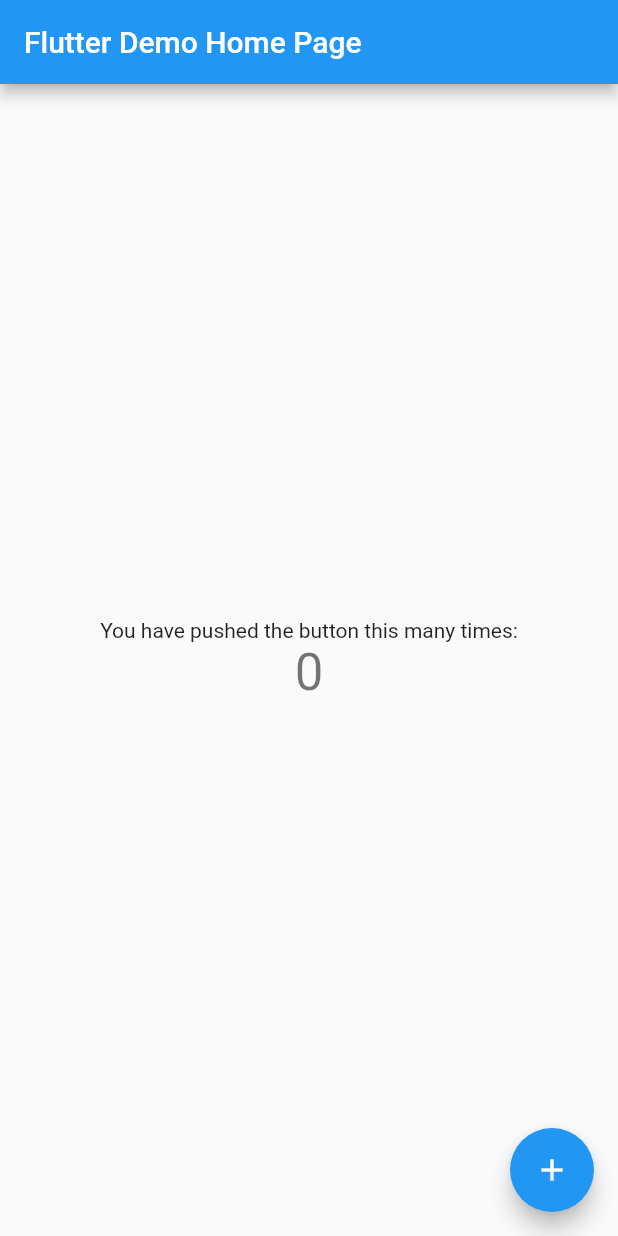
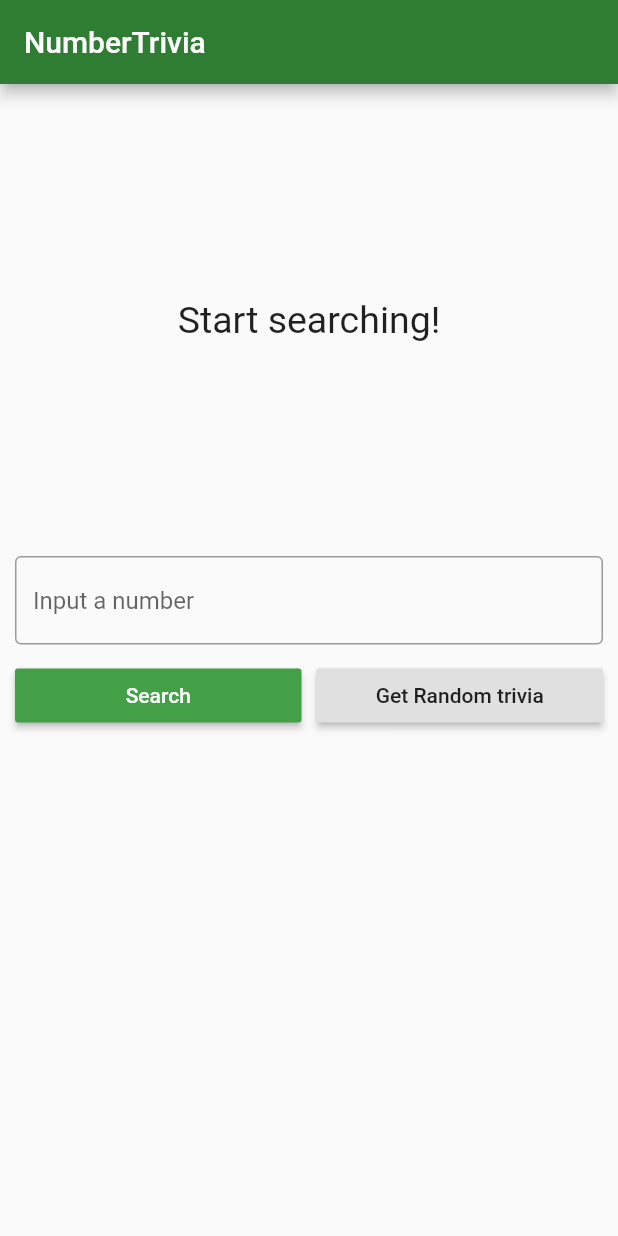
Before and after one commit to michel-rodrigues/number_trivia_tutorial, a Flutter app: the screen it shows after launch, on a phone screen of 412 x 824 dp. Run offline on Flutter 3.47's test engine with Material 2 defaults, Android fonts, the phone set to English and light mode, and no system bars; our stand-ins replace bloc, dartz, data_connection_checker, equatable, flutter_bloc, get_it and 1 more.

Commit message:
User Interface

```diff
--- /dev/null
+++ b/lib/features/number_trivia/presentation/pages/number_trivia_page.dart
@@ -0,0 +1,54 @@
+import 'package:flutter/material.dart';
+import 'package:meta/meta.dart';
+import 'package:flutter_bloc/flutter_bloc.dart';
+import 'package:number_trivia_tutorial/injection_container.dart' as injector;
+import 'package:number_trivia_tutorial/features/number_trivia/presentation/bloc/bloc.dart';
+import 'package:number_trivia_tutorial/features/number_trivia/presentation/widgets/widgets.dart';
+
+
+class NumberTriviaPage extends StatelessWidget {
+
+  @override
+  Widget build(BuildContext context) {
+    return Scaffold(
+      appBar: AppBar(title: Text('NumberTrivia')),
+      body: SingleChildScrollView(
+        child: buildBody(context)
+      ),
+    );
+  }
+
+  BlocProvider<NumberTriviaBloc> buildBody(BuildContext context) {
+    return BlocProvider(
+      builder: (_) => injector.serviceLocator<NumberTriviaBloc>(),
+      child: Center(
+        child: Padding(
+          padding: const EdgeInsets.all(10),
+          child: Column(
+            children: <Widget>[
+              SizedBox(height: 10),
+              BlocBuilder<NumberTriviaBloc, NumberTriviaState>(
+                builder: (context, state) {
+                  if (state is Empty) {
+                    return MessageDisplay(message: 'Start searching!');
+                  }
+                  else if (state is Loading) {
+                    return LoadingWidget();
+                  }
+                  else if (state is Loaded) {
+                    return TriviaDisplay(numberTrivia: state.trivia);
+                  }
+                  else if (state is Error) {
+                    return MessageDisplay(message: state.message);
+                  }
+                },
+              ),
+              SizedBox(height: 20),
+              TriviaControls(),
+            ],
+          ),
+        ),
+      ),
+    );
+  }
+}
--- /dev/null
+++ b/lib/features/number_trivia/presentation/widgets/message_display.dart
@@ -0,0 +1,28 @@
+import 'package:flutter/material.dart';
+
+
+class MessageDisplay extends StatelessWidget {
+
+  final String message;
+
+  const MessageDisplay({
+    Key key,
+    @required this.message,
+  }) : super(key: key);
+
+  @override
+  Widget build(BuildContext context) {
+    return Container( // Top half
+      height: MediaQuery.of(context).size.height / 3,
+      child: Center(
+        child: SingleChildScrollView(
+          child: Text(
+            message,
+            style: TextStyle(fontSize: 25),
+            textAlign: TextAlign.center,
+          ),
+        ),
+      ),
+    );
+  }
+}
--- /dev/null
+++ b/lib/features/number_trivia/presentation/widgets/trivia_controls.dart
@@ -0,0 +1,69 @@
+import 'package:flutter/material.dart';
+import 'package:flutter_bloc/flutter_bloc.dart';
+import 'package:number_trivia_tutorial/features/number_trivia/presentation/bloc/bloc.dart';
+
+
+class TriviaControls extends StatefulWidget {
+  const TriviaControls({Key key}) : super(key: key);
+
+  @override
+  _TriviaControlsState createState() => _TriviaControlsState();
+
+}
+
+
+class _TriviaControlsState extends State<TriviaControls> {
+
+  String inputString;
+  final controller = TextEditingController();
+
+  @override
+  Widget build(BuildContext context) {
+    return Column( // Botton half
+      children: <Widget>[
+        TextField(
+          controller: controller,
+          keyboardType: TextInputType.number,
+          decoration: InputDecoration(
+            border: OutlineInputBorder(),
+            hintText: 'Input a number'
+          ),
+          onChanged: (value) {
+            inputString = value;
+          },
+          onSubmitted: (_) => dispatchConcrete(),
+        ),
+        SizedBox(height: 10),
+        Row(
+          children: <Widget>[
+            Expanded(
+              child: RaisedButton(
+                child: Text('Search'),
+                textTheme: ButtonTextTheme.primary,
+                color: Theme.of(context).accentColor,
+                onPressed: dispatchConcrete,
+              )
+            ),
+            SizedBox(width: 10),
+            Expanded(
+              child: RaisedButton(
+                child: Text('Get Random trivia'),
+                onPressed: dispatchRandom,
+              )
+            ),
+          ],
+        ),
+      ],
+    );
+  }
+
+  void dispatchConcrete() {
+    controller.clear();
+    BlocProvider.of<NumberTriviaBloc>(context).dispatch(GetTriviaForConcreteNumber(inputString));
+  }
+
+  void dispatchRandom() {
+    BlocProvider.of<NumberTriviaBloc>(context).dispatch(GetTriviaForRandomNumber());
+  }
+
+}
--- /dev/null
+++ b/lib/features/number_trivia/presentation/widgets/widgets.dart
@@ -0,0 +1,4 @@
+export 'loading_widget.dart';
+export 'message_display.dart';
+export 'trivia_controls.dart';
+export 'trivia_display.dart';
--- a/lib/main.dart
+++ b/lib/main.dart
@@ -1,116 +1,25 @@
 import 'package:flutter/material.dart';
 import 'injection_container.dart' as injector;
+import 'package:number_trivia_tutorial/features/number_trivia/presentation/pages/number_trivia_page.dart';
 
 
 void main() async {
+  WidgetsFlutterBinding.ensureInitialized();
   await injector.init();
   runApp(MyApp());
 }
 
+
 class MyApp extends StatelessWidget {
-  // This widget is the root of your application.
   @override
   Widget build(BuildContext context) {
     return MaterialApp(
-      title: 'Flutter Demo',
+      title: 'NumberTrivia',
       theme: ThemeData(
-        // This is the theme of your application.
-        //
-        // Try running your application with "flutter run". You'll see the
-        // application has a blue toolbar. Then, without quitting the app, try
-        // changing the primarySwatch below to Colors.green and then invoke
-        // "hot reload" (press "r" in the console where you ran "flutter run",
-        // or simply save your changes to "hot reload" in a Flutter IDE).
-        // Notice that the counter didn't reset back to zero; the application
-        // is not restarted.
-        primarySwatch: Colors.blue,
+        primaryColor: Colors.green.shade800,
+        accentColor: Colors.green.shade600,
       ),
-      home: MyHomePage(title: 'Flutter Demo Home Page'),
+      home: NumberTriviaPage(),
     );
   }
 }
-
-class MyHomePage extends StatefulWidget {
-  MyHomePage({Key key, this.title}) : super(key: key);
-
-  // This widget is the home page of your application. It is stateful, meaning
-  // that it has a State object (defined below) that contains fields that affect
-  // how it looks.
-
-  // This class is the configuration for the state. It holds the values (in this
-  // case the title) provided by the parent (in this case the App widget) and
-  // used by the build method of the State. Fields in a Widget subclass are
-  // always marked "final".
-
-  final String title;
-
-  @override
-  _MyHomePageState createState() => _MyHomePageState();
-}
-
-class _MyHomePageState extends State<MyHomePage> {
-  int _counter = 0;
-
-  void _incrementCounter() {
-    setState(() {
-      // This call to setState tells the Flutter framework that something has
-      // changed in this State, which causes it to rerun the build method below
-      // so that the display can reflect the updated values. If we changed
-      // _counter without calling setState(), then the build method would not be
-      // called again, and so nothing would appear to happen.
-      _counter++;
-    });
-  }
-
-  @override
-  Widget build(BuildContext context) {
-    // This method is rerun every time setState is called, for instance as done
-    // by the _incrementCounter method above.
-    //
-    // The Flutter framework has been optimized to make rerunning build methods
-    // fast, so that you can just rebuild anything that needs updating rather
-    // than having to individually change instances of widgets.
-    return Scaffold(
-      appBar: AppBar(
-        // Here we take the value from the MyHomePage object that was created by
-        // the App.build method, and use it to set our appbar title.
-        title: Text(widget.title),
-      ),
-      body: Center(
-        // Center is a layout widget. It takes a single child and positions it
-        // in the middle of the parent.
-        child: Column(
-          // Column is also a layout widget. It takes a list of children and
-          // arranges them vertically. By default, it sizes itself to fit its
-          // children horizontally, and tries to be as tall as its parent.
-          //
-          // Invoke "debug painting" (press "p" in the console, choose the
-          // "Toggle Debug Paint" action from the Flutter Inspector in Android
-          // Studio, or the "Toggle Debug Paint" command in Visual Studio Code)
-          // to see the wireframe for each widget.
-          //
-          // Column has various properties to control how it sizes itself and
-          // how it positions its children. Here we use mainAxisAlignment to
-          // center the children vertically; the main axis here is the vertical
-          // axis because Columns are vertical (the cross axis would be
-          // horizontal).
-          mainAxisAlignment: MainAxisAlignment.center,
-          children: <Widget>[
-            Text(
-              'You have pushed the button this many times:',
-            ),
-            Text(
-              '$_counter',
-              style: Theme.of(context).textTheme.display1,
-            ),
-          ],
-        ),
-      ),
-      floatingActionButton: FloatingActionButton(
-        onPressed: _incrementCounter,
-        tooltip: 'Increment',
-        child: Icon(Icons.add),
-      ), // This trailing comma makes auto-formatting nicer for build methods.
-    );
-  }
-}
--- a/pubspec.yaml
+++ b/pubspec.yaml
@@ -23,7 +23,7 @@ dependencies:
   data_connection_checker: ^0.3.4
   http: ^0.12.0+2
   # Local cache
-  shared_preferences: ^0.5.3+4
+  shared_preferences: ^0.5.6
 
 dev_dependencies:
   flutter_test:
```
Also changed, not shown: lib/features/number_trivia/presentation/widgets/loading_widget.dart (added, +17 -0 lines), lib/features/number_trivia/presentation/widgets/trivia_display.dart (added, +39 -0 lines), lib/injection_container.dart (+4 -3 lines).
